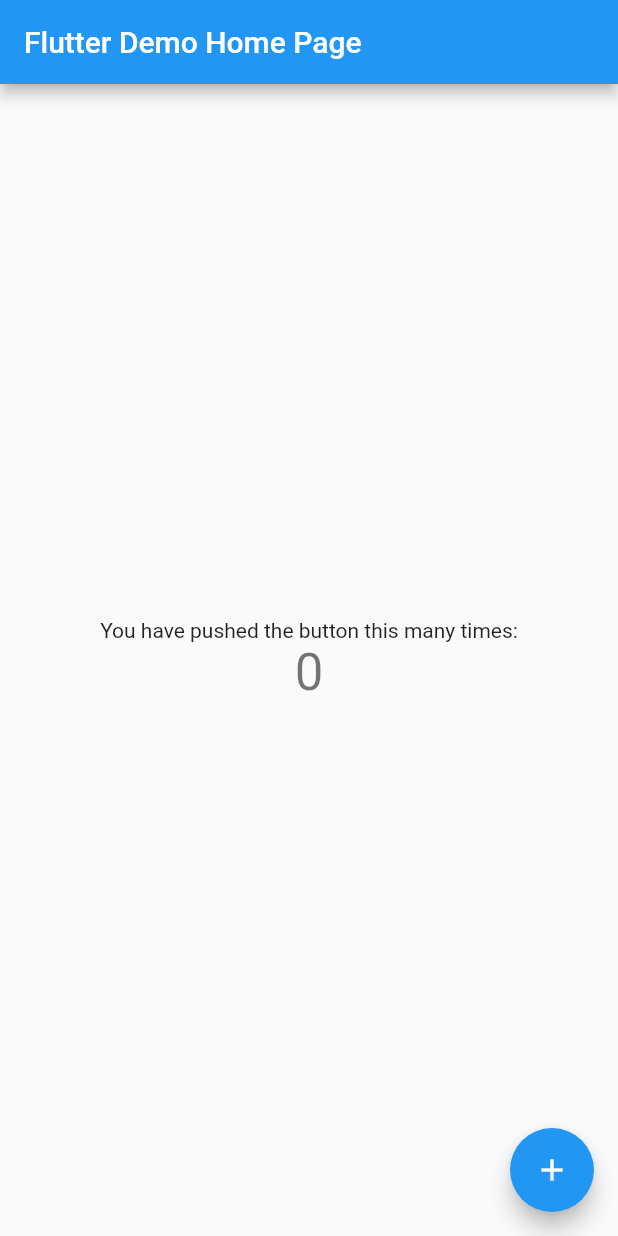
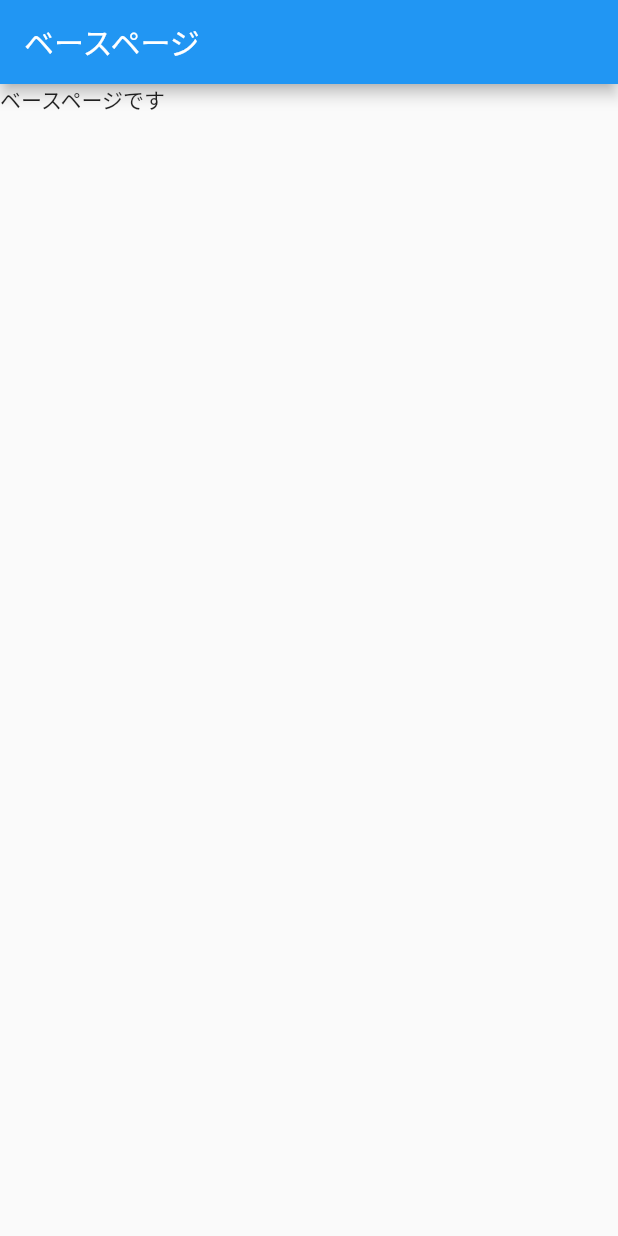
Before and after one commit to tttuuu1234/reverpod_todo_app, a Flutter app: the screen it shows after launch, on a phone screen of 412 x 824 dp. Run offline on Flutter 3.47's test engine with Material 2 defaults, Android fonts, the phone set to English and light mode, and no system bars.

Commit message:
ベースになるページの追加

```diff
--- /dev/null
+++ b/lib/app.dart
@@ -0,0 +1,18 @@
+
+
+import 'package:flutter/material.dart';
+import 'package:reverpod_todo_app/ui/base/base_page.dart';
+
+class App extends StatelessWidget {
+  const App({Key key}) : super(key: key);
+
+  @override
+  Widget build(BuildContext context) {
+    return MaterialApp(
+      theme: ThemeData(
+        primaryColor: Colors.blue
+      ),
+      home: const BasePage()
+    );
+  }
+}
--- a/lib/main.dart
+++ b/lib/main.dart
@@ -1,113 +1,6 @@
 import 'package:flutter/material.dart';
+import 'package:reverpod_todo_app/app.dart';
 
 void main() {
-  runApp(MyApp());
+  runApp(const App());
 }
-
-class MyApp extends StatelessWidget {
-  // This widget is the root of your application.
-  @override
-  Widget build(BuildContext context) {
-    return MaterialApp(
-      title: 'Flutter Demo',
-      theme: ThemeData(
-        // This is the theme of your application.
-        //
-        // Try running your application with "flutter run". You'll see the
-        // application has a blue toolbar. Then, without quitting the app, try
-        // changing the primarySwatch below to Colors.green and then invoke
-        // "hot reload" (press "r" in the console where you ran "flutter run",
-        // or simply save your changes to "hot reload" in a Flutter IDE).
-        // Notice that the counter didn't reset back to zero; the application
-        // is not restarted.
-        primarySwatch: Colors.blue,
-      ),
-      home: MyHomePage(title: 'Flutter Demo Home Page'),
-    );
-  }
-}
-
-class MyHomePage extends StatefulWidget {
-  MyHomePage({Key key, this.title}) : super(key: key);
-
-  // This widget is the home page of your application. It is stateful, meaning
-  // that it has a State object (defined below) that contains fields that affect
-  // how it looks.
-
-  // This class is the configuration for the state. It holds the values (in this
-  // case the title) provided by the parent (in this case the App widget) and
-  // used by the build method of the State. Fields in a Widget subclass are
-  // always marked "final".
-
-  final String title;
-
-  @override
-  _MyHomePageState createState() => _MyHomePageState();
-}
-
-class _MyHomePageState extends State<MyHomePage> {
-  int _counter = 0;
-
-  void _incrementCounter() {
-    setState(() {
-      // This call to setState tells the Flutter framework that something has
-      // changed in this State, which causes it to rerun the build method below
-      // so that the display can reflect the updated values. If we changed
-      // _counter without calling setState(), then the build method would not be
-      // called again, and so nothing would appear to happen.
-      _counter++;
-    });
-  }
-
-  @override
-  Widget build(BuildContext context) {
-    // This method is rerun every time setState is called, for instance as done
-    // by the _incrementCounter method above.
-    //
-    // The Flutter framework has been optimized to make rerunning build methods
-    // fast, so that you can just rebuild anything that needs updating rather
-    // than having to individually change instances of widgets.
-    return Scaffold(
-      appBar: AppBar(
-        // Here we take the value from the MyHomePage object that was created by
-        // the App.build method, and use it to set our appbar title.
-        title: Text(widget.title),
-      ),
-      body: Center(
-        // Center is a layout widget. It takes a single child and positions it
-        // in the middle of the parent.
-        child: Column(
-          // Column is also a layout widget. It takes a list of children and
-          // arranges them vertically. By default, it sizes itself to fit its
-          // children horizontally, and tries to be as tall as its parent.
-          //
-          // Invoke "debug painting" (press "p" in the console, choose the
-          // "Toggle Debug Paint" action from the Flutter Inspector in Android
-          // Studio, or the "Toggle Debug Paint" command in Visual Studio Code)
-          // to see the wireframe for each widget.
-          //
-          // Column has various properties to control how it sizes itself and
-          // how it positions its children. Here we use mainAxisAlignment to
-          // center the children vertically; the main axis here is the vertical
-          // axis because Columns are vertical (the cross axis would be
-          // horizontal).
-          mainAxisAlignment: MainAxisAlignment.center,
-          children: <Widget>[
-            Text(
-              'You have pushed the button this many times:',
-            ),
-            Text(
-              '$_counter',
-              style: Theme.of(context).textTheme.headline4,
-            ),
-          ],
-        ),
-      ),
-      floatingActionButton: FloatingActionButton(
-        onPressed: _incrementCounter,
-        tooltip: 'Increment',
-        child: Icon(Icons.add),
-      ), // This trailing comma makes auto-formatting nicer for build methods.
-    );
-  }
-}
--- /dev/null
+++ b/lib/ui/base/base_page.dart
@@ -0,0 +1,17 @@
+import 'package:flutter/material.dart';
+
+class BasePage extends StatelessWidget {
+  const BasePage({Key key}) : super(key: key);
+
+  @override
+  Widget build(BuildContext context) {
+    return Scaffold(
+      appBar: AppBar(
+        title: const Text('ベースページ'),
+      ),
+      body: Container(
+        child: const Text('ベースページです'),
+      ),
+    );
+  }
+}
--- /dev/null
+++ b/lib/ui/todo/list/todo_list_page.dart
@@ -0,0 +1,10 @@
+import 'package:flutter/material.dart';
+
+class TodoListPage extends StatelessWidget {
+  @override
+  Widget build(BuildContext context) {
+    return Container(
+
+    );
+  }
+}
```
Also changed, not shown: lib/ui/todo/list/todo_list_view_model.dart (added), 1 other file.
